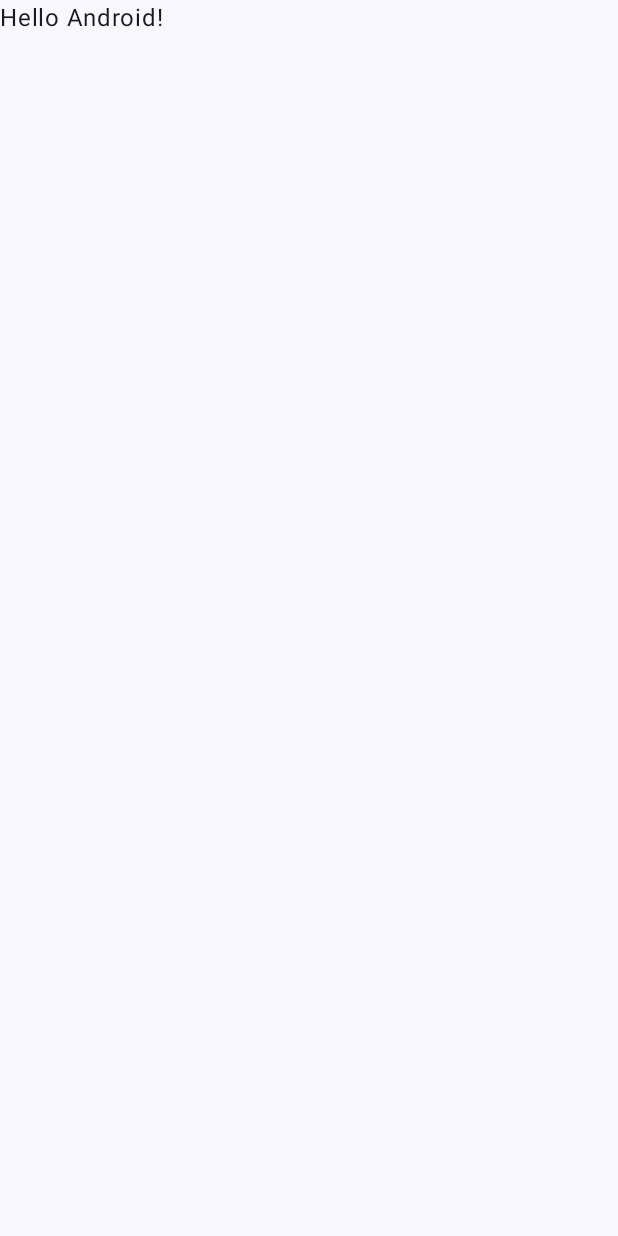
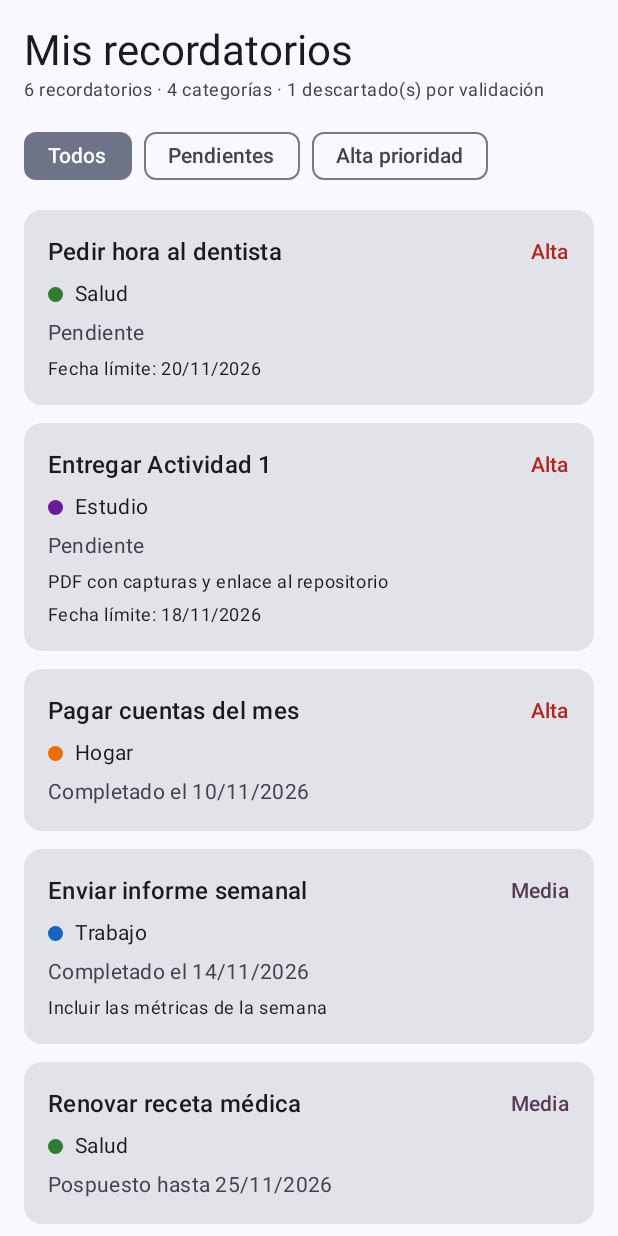
Before and after one commit to claveroNessDev/Recordatorios, an Android app built with Jetpack Compose: the screen it shows after launch (MainActivity), on a phone screen of 412 x 824 dp. Before the commit the screen is almost empty. Run offline under Robolectric (Android 15) with nearby library versions, the phone set to English and light mode, and no system bars.

Commit message:
Pantalla de recordatorios con Compose y Material 3, filtros y colores por categoria

```diff
--- a/app/src/main/java/com/reyesclavero/recordatorios/MainActivity.kt
+++ b/app/src/main/java/com/reyesclavero/recordatorios/MainActivity.kt
@@ -12,6 +12,7 @@ import androidx.compose.runtime.Composable
 import androidx.compose.ui.Modifier
 import androidx.compose.ui.tooling.preview.Preview
 import com.reyesclavero.recordatorios.ui.theme.RecordatoriosTheme
+import com.reyesclavero.recordatorios.ui.screens.PantallaRecordatorios
 
 class MainActivity : ComponentActivity() {
     override fun onCreate(savedInstanceState: Bundle?) {
@@ -20,8 +21,7 @@ class MainActivity : ComponentActivity() {
         setContent {
             RecordatoriosTheme {
                 Scaffold(modifier = Modifier.fillMaxSize()) { innerPadding ->
-                    Greeting(
-                        name = "Android",
+                    PantallaRecordatorios(
                         modifier = Modifier.padding(innerPadding)
                     )
                 }
@@ -29,19 +29,3 @@ class MainActivity : ComponentActivity() {
         }
     }
 }
-
-@Composable
-fun Greeting(name: String, modifier: Modifier = Modifier) {
-    Text(
-        text = "Hello $name!",
-        modifier = modifier
-    )
-}
-
-@Preview(showBackground = true)
-@Composable
-fun GreetingPreview() {
-    RecordatoriosTheme {
-        Greeting("Android")
-    }
-}
--- /dev/null
+++ b/app/src/main/java/com/reyesclavero/recordatorios/ui/components/ColoresCategoria.kt
@@ -0,0 +1,17 @@
+package com.reyesclavero.recordatorios.ui.components
+
+import androidx.compose.ui.graphics.Color
+import com.reyesclavero.recordatorios.domain.model.Categoria
+
+// MAP: cada categoría (por nombre) asociada a un color.
+// Vive en la capa UI porque el color es una decisión visual, no de dominio.
+val coloresPorCategoria: Map<String, Color> = mapOf(
+    "Salud" to Color(0xFF2E7D32),     // verde
+    "Trabajo" to Color(0xFF1565C0),   // azul
+    "Hogar" to Color(0xFFEF6C00),     // naranjo
+    "Estudio" to Color(0xFF6A1B9A)    // morado
+)
+
+// Map[clave] devuelve null si la clave no existe → Elvis (?:) da un color por defecto
+fun colorDeCategoria(categoria: Categoria): Color =
+    coloresPorCategoria[categoria.nombre] ?: Color.Gray
--- /dev/null
+++ b/app/src/main/java/com/reyesclavero/recordatorios/ui/components/TarjetaRecordatorio.kt
@@ -0,0 +1,106 @@
+package com.reyesclavero.recordatorios.ui.components
+
+import androidx.compose.foundation.background
+import androidx.compose.foundation.layout.Arrangement
+import androidx.compose.foundation.layout.Box
+import androidx.compose.foundation.layout.Column
+import androidx.compose.foundation.layout.Row
+import androidx.compose.foundation.layout.Spacer
+import androidx.compose.foundation.layout.fillMaxWidth
+import androidx.compose.foundation.layout.padding
+import androidx.compose.foundation.layout.size
+import androidx.compose.foundation.layout.width
+import androidx.compose.foundation.shape.CircleShape
+import androidx.compose.material3.Card
+import androidx.compose.material3.MaterialTheme
+import androidx.compose.material3.Text
+import androidx.compose.runtime.Composable
+import androidx.compose.ui.Alignment
+import androidx.compose.ui.Modifier
+import androidx.compose.ui.graphics.Color
+import androidx.compose.ui.unit.dp
+import com.reyesclavero.recordatorios.domain.model.EstadoRecordatorio
+import com.reyesclavero.recordatorios.domain.model.Prioridad
+import com.reyesclavero.recordatorios.domain.model.Recordatorio
+import java.time.format.DateTimeFormatter
+
+private val formatoFecha = DateTimeFormatter.ofPattern("dd/MM/yyyy")
+
+// when EXHAUSTIVO sobre la sealed class: si agregas un estado nuevo, el compilador te avisa aquí
+fun textoEstado(estado: EstadoRecordatorio): String = when (estado) {
+    is EstadoRecordatorio.Pendiente -> "Pendiente"
+    is EstadoRecordatorio.Completado -> "Completado el ${estado.fecha.format(formatoFecha)}"
+    is EstadoRecordatorio.Pospuesto -> "Pospuesto hasta ${estado.hasta.format(formatoFecha)}"
+}
+
+// Colores tomados del tema Material 3 (no colores sueltos)
+@Composable
+private fun colorDePrioridad(prioridad: Prioridad): Color = when (prioridad) {
+    Prioridad.Alta -> MaterialTheme.colorScheme.error
+    Prioridad.Media -> MaterialTheme.colorScheme.tertiary
+    Prioridad.Baja -> MaterialTheme.colorScheme.outline
+}
+
+// Componente reutilizable: recibe un Modifier para que la pantalla decida cómo ubicarlo
+@Composable
+fun TarjetaRecordatorio(
+    recordatorio: Recordatorio,
+    modifier: Modifier = Modifier
+) {
+    Card(modifier = modifier.fillMaxWidth()) {
+        Column(
+            modifier = Modifier.padding(16.dp),
+            verticalArrangement = Arrangement.spacedBy(6.dp)
+        ) {
+            // Fila 1: título + prioridad
+            Row(
+                modifier = Modifier.fillMaxWidth(),
+                horizontalArrangement = Arrangement.SpaceBetween,
+                verticalAlignment = Alignment.CenterVertically
+            ) {
+                Text(
+                    text = recordatorio.titulo,
+                    style = MaterialTheme.typography.titleMedium,
+                    modifier = Modifier.weight(1f)
+                )
+                Text(
+                    text = recordatorio.prioridad.etiqueta,
+                    style = MaterialTheme.typography.labelLarge,
+                    color = colorDePrioridad(recordatorio.prioridad)
+                )
+            }
+
+            // Fila 2: categoría con su color (sale del Map)
+            Row(verticalAlignment = Alignment.CenterVertically) {
+                Box(
+                    modifier = Modifier
+                        .size(10.dp)
+                        .background(colorDeCategoria(recordatorio.categoria), CircleShape)
+                )
+                Spacer(modifier = Modifier.width(8.dp))
+                Text(
+                    text = recordatorio.categoria.nombre,
+                    style = MaterialTheme.typography.bodyMedium
+                )
+            }
+
+            // Fila 3: estado
+            Text(
+                text = textoEstado(recordatorio.estado),
+                style = MaterialTheme.typography.bodyMedium,
+                color = MaterialTheme.colorScheme.onSurfaceVariant
+            )
+
+            // Datos OPCIONALES: solo se muestran si existen (null safety)
+            recordatorio.descripcion?.let {
+                Text(text = it, style = MaterialTheme.typography.bodySmall)
+            }
+            recordatorio.fechaLimite?.let {
+                Text(
+                    text = "Fecha límite: ${it.format(formatoFecha)}",
+                    style = MaterialTheme.typography.bodySmall
+                )
+            }
+        }
+    }
+}
--- /dev/null
+++ b/app/src/main/java/com/reyesclavero/recordatorios/ui/screens/PantallaRecordatorios.kt
@@ -0,0 +1,107 @@
+package com.reyesclavero.recordatorios.ui.screens
+
+import androidx.compose.foundation.layout.Arrangement
+import androidx.compose.foundation.layout.Column
+import androidx.compose.foundation.layout.PaddingValues
+import androidx.compose.foundation.layout.Row
+import androidx.compose.foundation.layout.fillMaxSize
+import androidx.compose.foundation.layout.padding
+import androidx.compose.foundation.lazy.LazyColumn
+import androidx.compose.foundation.lazy.items
+import androidx.compose.material3.ExperimentalMaterial3Api
+import androidx.compose.material3.FilterChip
+import androidx.compose.material3.MaterialTheme
+import androidx.compose.material3.Text
+import androidx.compose.runtime.Composable
+import androidx.compose.runtime.getValue
+import androidx.compose.runtime.mutableStateOf
+import androidx.compose.runtime.saveable.rememberSaveable
+import androidx.compose.runtime.setValue
+import androidx.compose.ui.Modifier
+import androidx.compose.ui.tooling.preview.Preview
+import androidx.compose.ui.unit.dp
+import com.reyesclavero.recordatorios.data.DatosSimulados
+import com.reyesclavero.recordatorios.domain.filtros.filtrarPendientes
+import com.reyesclavero.recordatorios.domain.filtros.filtrarPorPrioridad
+import com.reyesclavero.recordatorios.domain.filtros.ordenarPorPrioridad
+import com.reyesclavero.recordatorios.domain.model.Prioridad
+import com.reyesclavero.recordatorios.ui.components.TarjetaRecordatorio
+import com.reyesclavero.recordatorios.ui.theme.RecordatoriosTheme
+
+// Filtros de la pantalla: valores fijos SIN datos propios → aquí un enum basta
+enum class FiltroLista(val etiqueta: String) {
+    TODOS("Todos"),
+    PENDIENTES("Pendientes"),
+    ALTA("Alta prioridad")
+}
+
+@OptIn(ExperimentalMaterial3Api::class)
+@Composable
+fun PantallaRecordatorios(modifier: Modifier = Modifier) {
+    // ESTADO simple: el filtro elegido. rememberSaveable lo conserva al girar el teléfono
+    var filtro by rememberSaveable { mutableStateOf(FiltroLista.TODOS) }
+
+    val validos = DatosSimulados.recordatoriosValidos
+    val descartados = DatosSimulados.recordatorios.size - validos.size
+
+    // La lista visible se DERIVA del estado: cambia el filtro → Compose redibuja
+    val visibles = when (filtro) {
+        FiltroLista.TODOS -> ordenarPorPrioridad(validos)
+        FiltroLista.PENDIENTES -> ordenarPorPrioridad(filtrarPendientes(validos))
+        FiltroLista.ALTA -> filtrarPorPrioridad(validos, Prioridad.Alta)
+    }
+
+    Column(
+        modifier = modifier
+            .fillMaxSize()
+            .padding(horizontal = 16.dp)
+    ) {
+        Text(
+            text = "Mis recordatorios",
+            style = MaterialTheme.typography.headlineMedium,
+            modifier = Modifier.padding(top = 16.dp)
+        )
+        Text(
+            text = "${validos.size} recordatorios · ${DatosSimulados.categorias.size} categorías · " +
+                    "$descartados descartado(s) por validación",
+            style = MaterialTheme.typography.bodySmall,
+            color = MaterialTheme.colorScheme.onSurfaceVariant
+        )
+
+        // Filtros: al tocar uno cambia el estado
+        Row(
+            modifier = Modifier.padding(vertical = 12.dp),
+            horizontalArrangement = Arrangement.spacedBy(8.dp)
+        ) {
+            FiltroLista.entries.forEach { opcion ->
+                FilterChip(
+                    selected = filtro == opcion,
+                    onClick = { filtro = opcion },
+                    label = { Text(opcion.etiqueta) }
+                )
+            }
+        }
+
+        if (visibles.isEmpty()) {
+            Text(text = "No hay recordatorios para este filtro")
+        } else {
+            LazyColumn(
+                verticalArrangement = Arrangement.spacedBy(12.dp),
+                contentPadding = PaddingValues(bottom = 16.dp)
+            ) {
+                items(visibles, key = { it.id }) { recordatorio ->
+                    TarjetaRecordatorio(recordatorio = recordatorio)
+                }
+            }
+        }
+    }
+}
+
+// Vista previa en Android Studio, con el tema de la app
+@Preview(showBackground = true)
+@Composable
+fun PantallaRecordatoriosPreview() {
+    RecordatoriosTheme {
+        PantallaRecordatorios()
+    }
+}
```
